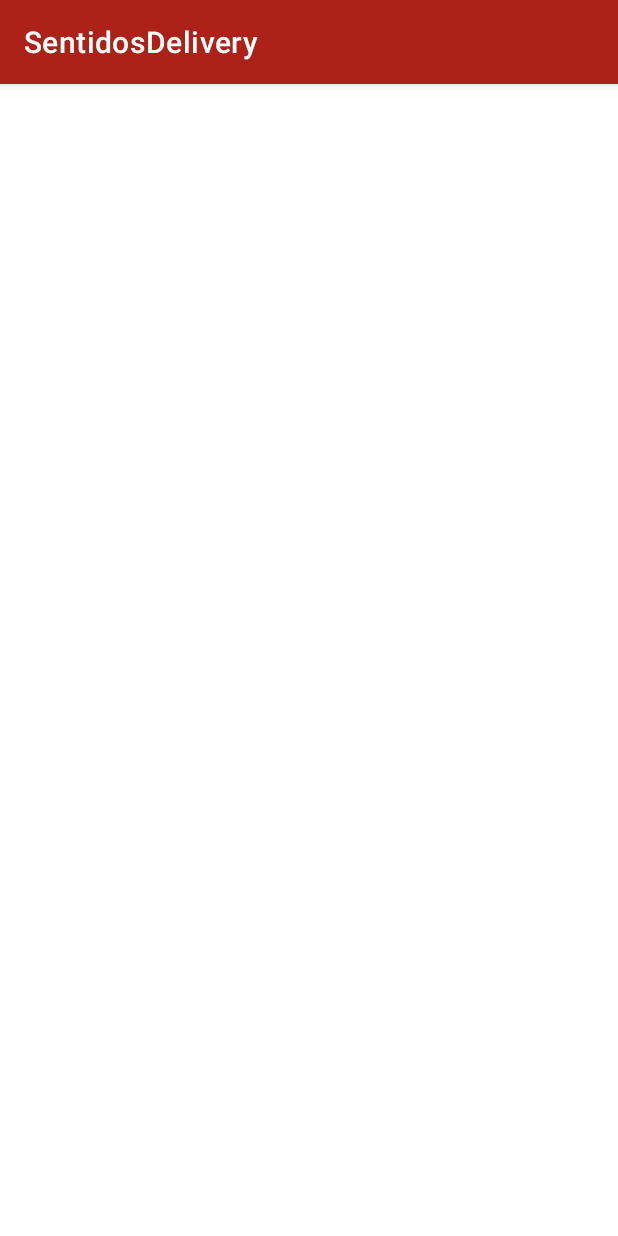
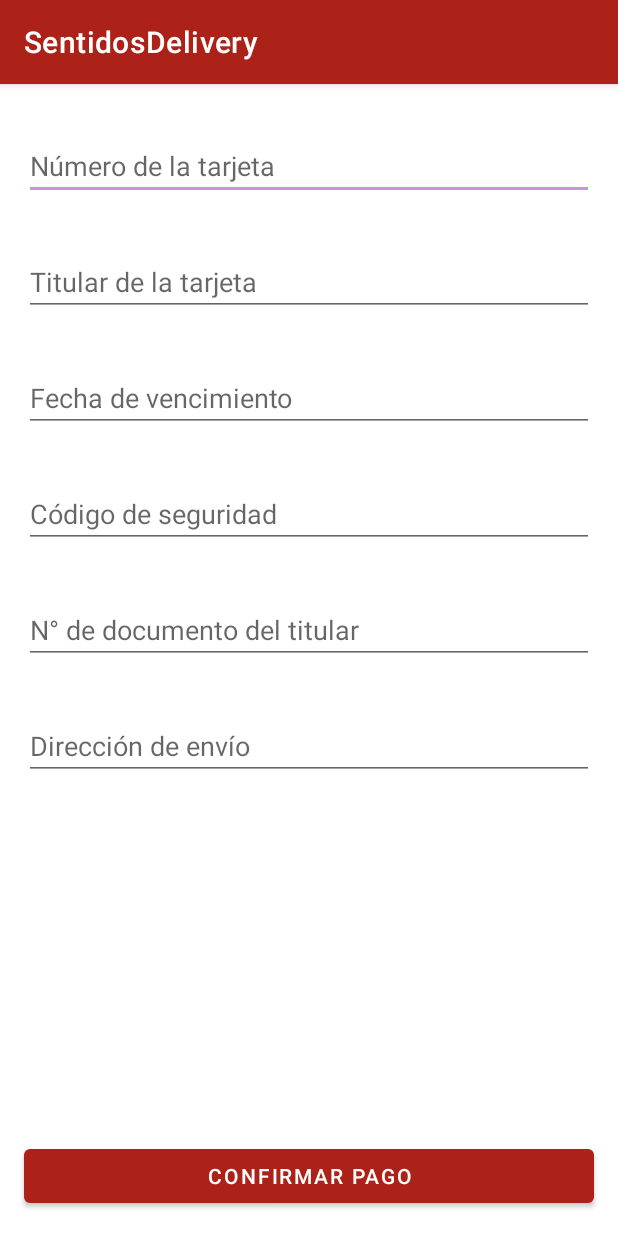
Before and after one commit to MartinezFabian/SentidosDelivery, an Android app: the PagoActivity screen opened directly, with no data from a screen before it, on a phone screen of 412 x 824 dp. Run offline under Robolectric (Android 15) with nearby library versions, the phone set to English and light mode, and no system bars.

Commit message:
Se agrega diseño interfaz Pago

```diff
--- a/app/src/main/res/layout/activity_pago.xml
+++ b/app/src/main/res/layout/activity_pago.xml
@@ -6,4 +6,106 @@
     android:layout_height="match_parent"
     tools:context=".ui.PagoActivity">
 
+    <ScrollView
+        android:id="@+id/scrollView2"
+        android:layout_width="match_parent"
+        android:layout_height="0dp"
+        android:layout_marginTop="16dp"
+        android:layout_marginBottom="16dp"
+        app:layout_constraintBottom_toTopOf="@+id/btnPagar"
+        app:layout_constraintEnd_toEndOf="parent"
+        app:layout_constraintStart_toStartOf="parent"
+        app:layout_constraintTop_toTopOf="parent">
+
+        <LinearLayout
+            android:layout_width="match_parent"
+            android:layout_height="wrap_content"
+            android:orientation="vertical">
+
+
+            <EditText
+                android:id="@+id/etNumTarjeta"
+                android:layout_width="match_parent"
+                android:layout_height="wrap_content"
+                android:layout_marginStart="16dp"
+                android:layout_marginTop="16dp"
+                android:layout_marginEnd="16dp"
+                android:layout_marginBottom="16dp"
+                android:ems="10"
+                android:hint="Número de la tarjeta"
+                android:inputType="number" />
+
+            <EditText
+                android:id="@+id/etTitularTarjeta"
+                android:layout_width="match_parent"
+                android:layout_height="wrap_content"
+                android:layout_marginStart="16dp"
+                android:layout_marginTop="16dp"
+                android:layout_marginEnd="16dp"
+                android:layout_marginBottom="16dp"
+                android:ems="10"
+                android:hint="Titular de la tarjeta"
+                android:inputType="textPersonName" />
+
+            <EditText
+                android:id="@+id/etFechaVencimiento"
+                android:layout_width="match_parent"
+                android:layout_height="wrap_content"
+                android:layout_marginStart="16dp"
+                android:layout_marginTop="16dp"
+                android:layout_marginEnd="16dp"
+                android:layout_marginBottom="16dp"
+                android:ems="10"
+                android:hint="Fecha de vencimiento"
+                android:inputType="date" />
+
+            <EditText
+                android:id="@+id/etCodSeguridad"
+                android:layout_width="match_parent"
+                android:layout_height="wrap_content"
+                android:layout_marginStart="16dp"
+                android:layout_marginTop="16dp"
+                android:layout_marginEnd="16dp"
+                android:layout_marginBottom="16dp"
+                android:ems="10"
+                android:hint="Código de seguridad"
+                android:inputType="number" />
+
+            <EditText
+                android:id="@+id/etDNI"
+                android:layout_width="match_parent"
+                android:layout_height="wrap_content"
+                android:layout_marginStart="16dp"
+                android:layout_marginTop="16dp"
+                android:layout_marginEnd="16dp"
+                android:layout_marginBottom="16dp"
+                android:ems="10"
+                android:hint="N° de documento del titular"
+                android:inputType="number" />
+
+            <EditText
+                android:id="@+id/etDireccionEnvio"
+                android:layout_width="match_parent"
+                android:layout_height="wrap_content"
+                android:layout_marginStart="16dp"
+                android:layout_marginTop="16dp"
+                android:layout_marginEnd="16dp"
+                android:layout_marginBottom="16dp"
+                android:ems="10"
+                android:hint="Dirección de envío"
+                android:inputType="text" />
+        </LinearLayout>
+    </ScrollView>
+
+    <Button
+        android:id="@+id/btnPagar"
+        android:layout_width="0dp"
+        android:layout_height="wrap_content"
+        android:layout_marginStart="16dp"
+        android:layout_marginEnd="16dp"
+        android:layout_marginBottom="16dp"
+        android:text="Confirmar Pago"
+        app:layout_constraintBottom_toBottomOf="parent"
+        app:layout_constraintEnd_toEndOf="parent"
+        app:layout_constraintStart_toStartOf="parent" />
 </androidx.constraintlayout.widget.ConstraintLayout>
```
